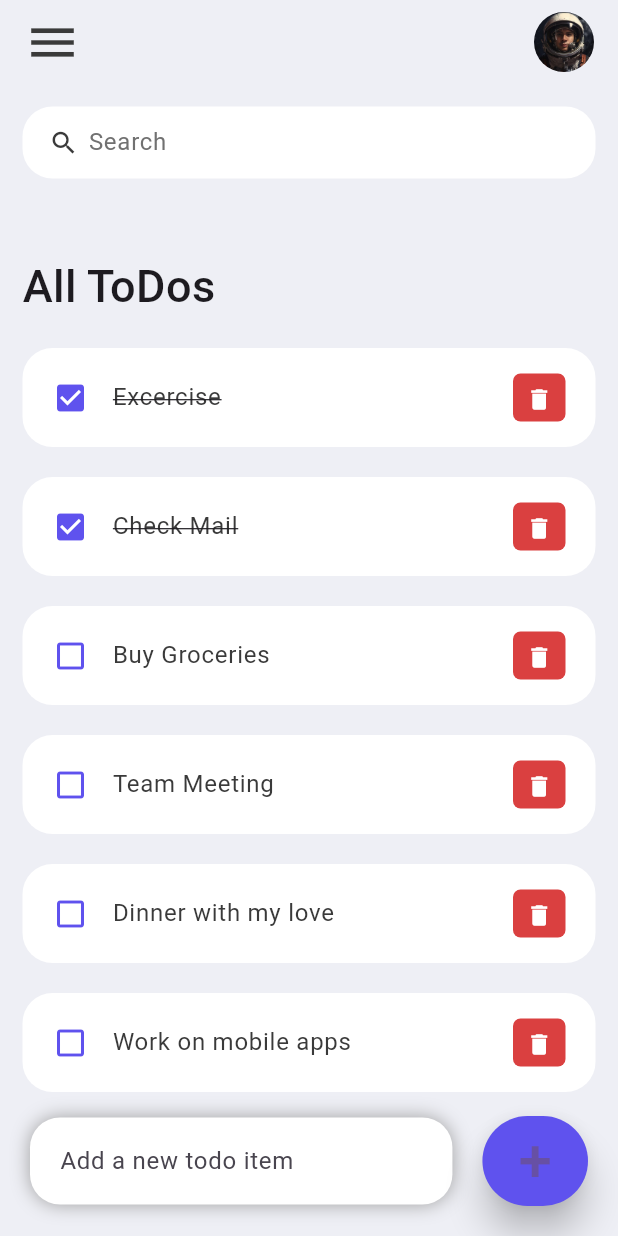
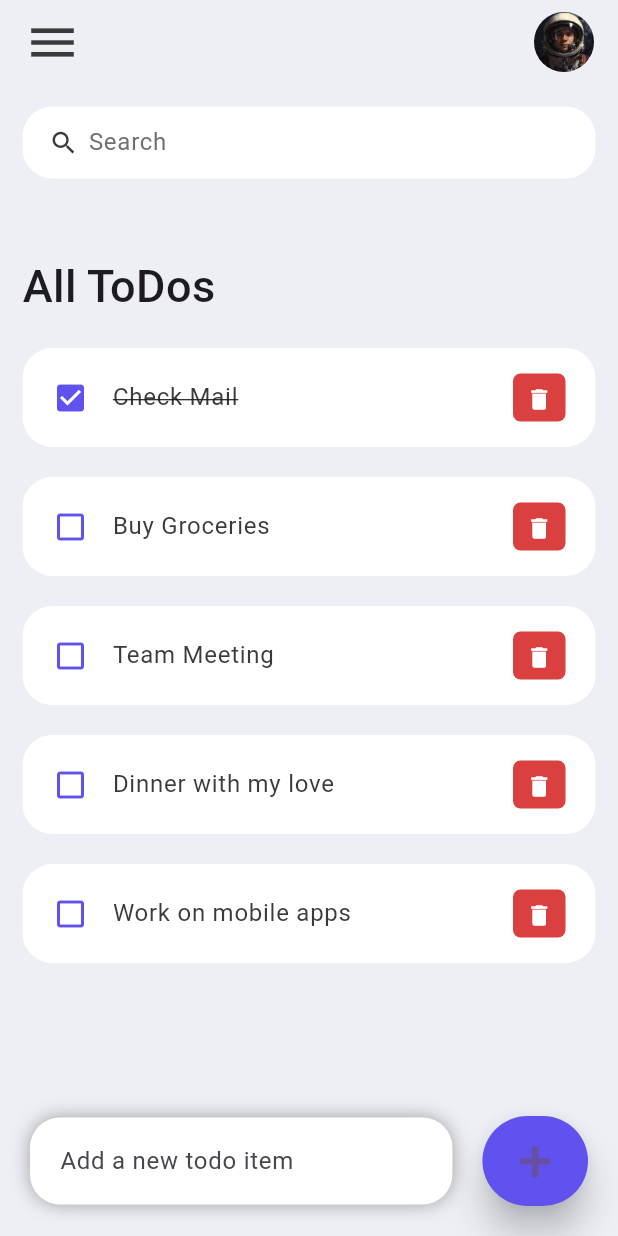
Before and after one commit to UlisesC12/todo_flutter_app, a Flutter app: the screen it shows after launch, after a tap on the "delete" icon, on a phone screen of 412 x 824 dp. Run offline on Flutter 3.47's test engine with Material 3 defaults, Android fonts, the light colour scheme and no system bars.

Commit message:
Implement delete Item feature

```diff
--- a/lib/screens/home.dart
+++ b/lib/screens/home.dart
@@ -38,16 +38,15 @@ class _HomeState extends State<Home> {
                         margin: EdgeInsets.only(top: 50, bottom: 20),
                         child: Text(
                           'All ToDos',
-                          style:
-                              TextStyle(fontSize: 30, fontWeight: FontWeight.w500),
+                          style: TextStyle(
+                              fontSize: 30, fontWeight: FontWeight.w500),
                         ),
                       ),
-
-                      for(ToDo todoo in todosList)
+                      for (ToDo todoo in todosList)
                         ToDoItem(
                           todo: todoo,
                           onToDoChanged: _handleToDoChange,
-                          onDeleteItem: () {},
+                          onDeleteItem: _deleteToDoItem,
                         ),
                     ],
                   ),
@@ -66,10 +65,7 @@ class _HomeState extends State<Home> {
                       right: 20,
                       left: 20,
                     ),
-                    padding: EdgeInsets.symmetric(
-                      horizontal: 20,
-                      vertical: 5
-                    ),
+                    padding: EdgeInsets.symmetric(horizontal: 20, vertical: 5),
                     decoration: BoxDecoration(
                       color: Colors.white,
                       boxShadow: const [
@@ -77,15 +73,14 @@ class _HomeState extends State<Home> {
                             color: Colors.grey,
                             offset: Offset(0.0, 0.0),
                             blurRadius: 10.0,
-                        spreadRadius: 0.0
-                      ),],
+                            spreadRadius: 0.0),
+                      ],
                       borderRadius: BorderRadius.circular(20),
                     ),
                     child: TextField(
                       decoration: InputDecoration(
                         hintText: 'Add a new todo item',
                         border: InputBorder.none,
-
                       ),
                     ),
                   ),
@@ -102,9 +97,7 @@ class _HomeState extends State<Home> {
                         fontSize: 40,
                       ),
                     ),
-                    onPressed: () {
-
-                    },
+                    onPressed: () {},
                     style: ElevatedButton.styleFrom(
                       backgroundColor: tdBlue,
                       minimumSize: Size(60, 60),
@@ -123,6 +116,12 @@ class _HomeState extends State<Home> {
   void _handleToDoChange(ToDo todo) {
     setState(() {
       todo.isDone = !todo.isDone;
+    });
+  }
+
+  void _deleteToDoItem(String id) {
+    setState(() {
+      todosList.removeWhere((item) => item.id == id);
     });
   }
 
--- a/lib/widgets/todo_item.dart
+++ b/lib/widgets/todo_item.dart
@@ -48,7 +48,7 @@ class ToDoItem extends StatelessWidget {
               iconSize: 18,
               icon: Icon(Icons.delete),
               onPressed: () {
-                print('Clicked on delete Icon');
+                onDeleteItem(todo.id);
               },
             ),
           ),
```
Lines whose indentation alone changed are shown as unchanged.
